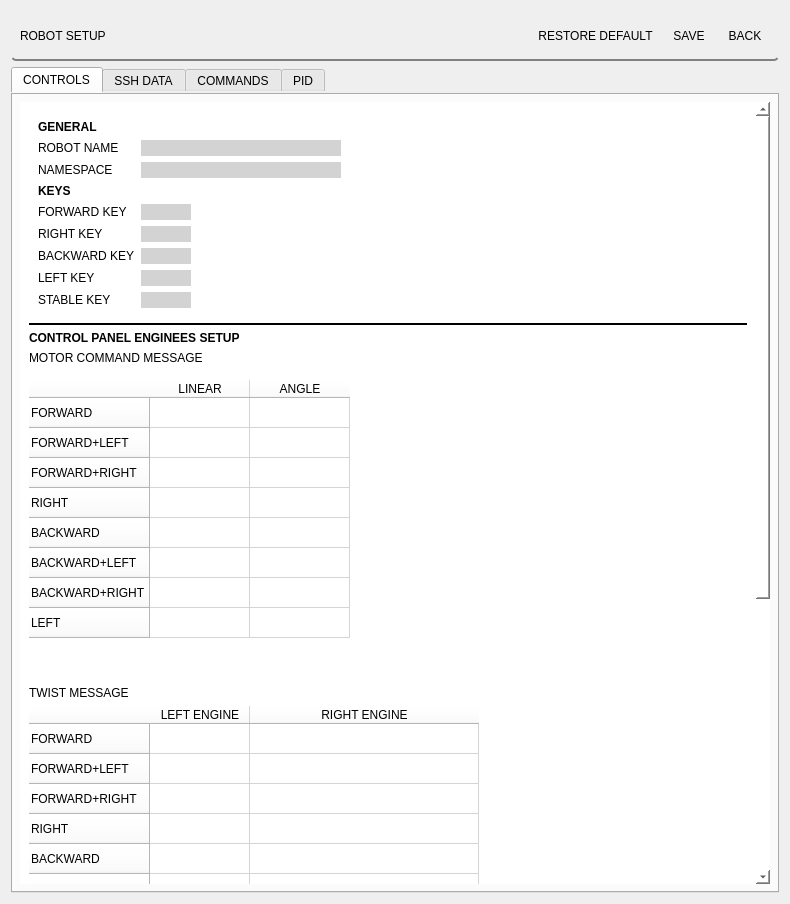
Qt form setup_panel/resource/setup.ui (GroupOfRobots/MiniRysRQT) before a commit.
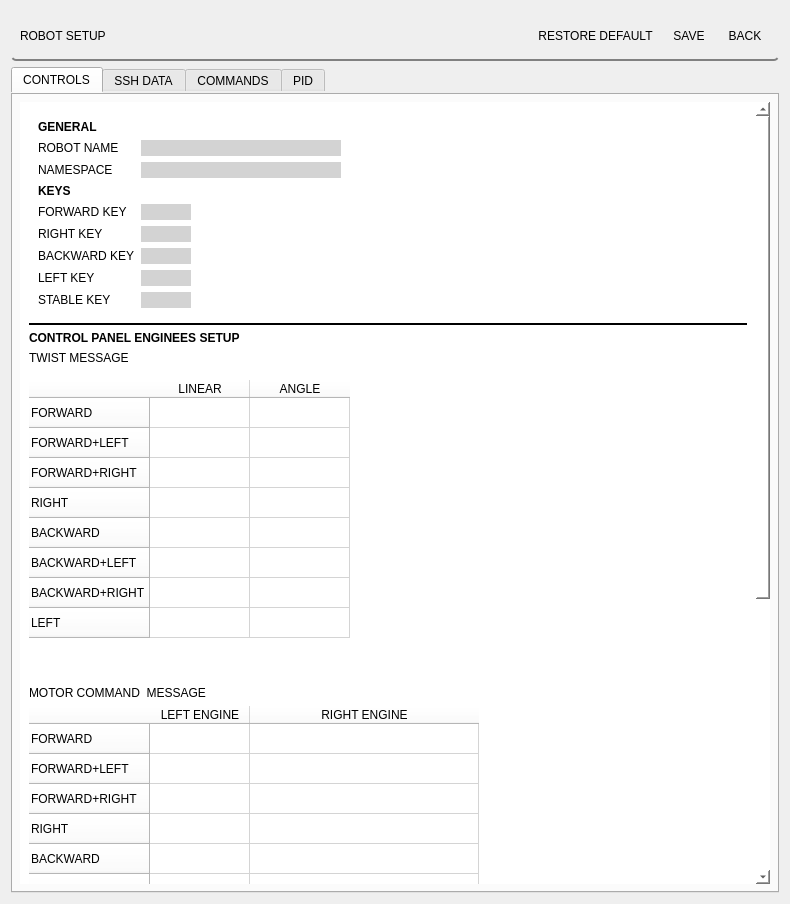
The same form after that commit.

Commit message: fix labels description on setup panel

Diff of the .ui file:
```diff
--- a/setup_panel/resource/setup.ui
+++ b/setup_panel/resource/setup.ui
@@ -409,7 +409,7 @@
               </font>
              </property>
              <property name="text">
-              <string>MOTOR COMMAND MESSAGE</string>
+              <string>TWIST MESSAGE</string>
              </property>
             </widget>
            </item>
@@ -489,7 +489,7 @@
            <item>
             <widget class="QLabel" name="twistLabelUI">
              <property name="text">
-              <string>TWIST MESSAGE</string>
+              <string>MOTOR COMMAND  MESSAGE</string>
              </property>
             </widget>
            </item>
```
Left out of the diff: 8 changed lines with no effect on the pictures.
